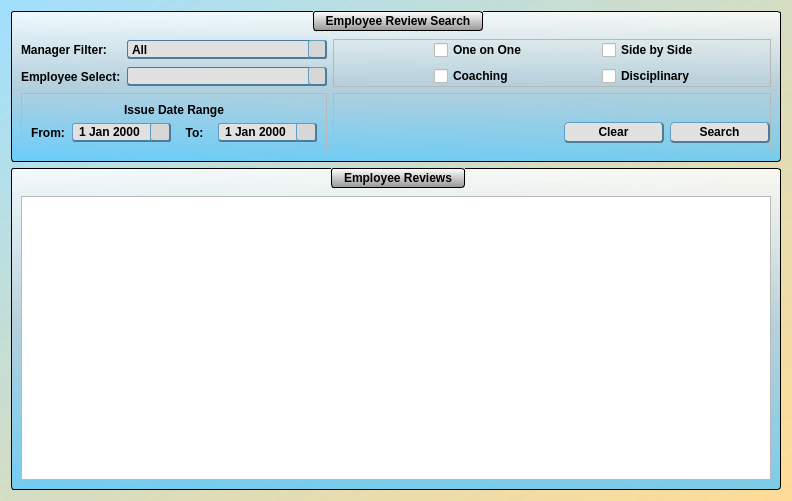
Above: Ui_Files/review_search.ui from jakesb27/Manager_KPI_Tracker before the change. Below: the same form after it.
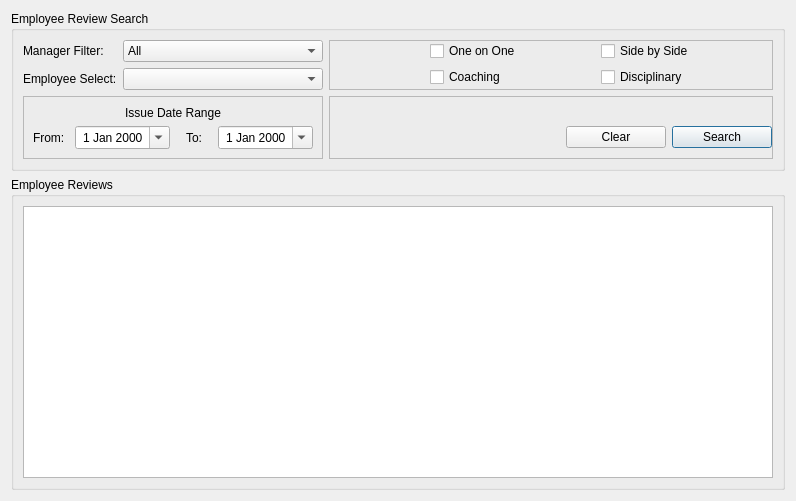
That is the form after the change. Icons and pictures are not drawn.

Commit message: added email distribution lists and changed set style functions.

```diff
--- a/Ui_Files/review_search.ui
+++ b/Ui_Files/review_search.ui
@@ -17,212 +17,6 @@
    <iconset resource="../main_images.qrc">
     <normaloff>:/logos/Images/Meduit_logo.ico</normaloff>:/logos/Images/Meduit_logo.ico</iconset>
   </property>
-  <property name="styleSheet">
-   <string notr="true">QMainWindow{
-	background-color: qlineargradient(spread:pad, x1:1, y1:1, x2:0, y2:0.011, stop:0 rgba(255, 218, 144, 200), stop:1 rgba(129, 213, 255, 126));
-}
-QDialog{
-	background-color: qlineargradient(spread:pad, x1:1, y1:1, x2:0, y2:0.011, stop:0 rgba(255, 218, 144, 200), stop:1 rgba(129, 213, 255, 126));
-}
-QWidget{
-	font: 11pt &quot;Corbel&quot;;
-	font-weight: bold;
-}
-QPlainTextEdit{
-	border: 1px solid black;
-	font: 10pt &quot;MS Shell Dlg 2&quot;;
-}
-QDateEdit{
-	background-color: rgb(223, 223, 223);
-	border: 1px solid rgb(95, 158, 195);
-	font: 10pt &quot;MS Shell Dlg 2&quot;;
-	border-bottom: 2px solid rgb(75, 124, 154);
-	border-top: 1px solid rgb(95, 158, 195);
-	border-right: 2px solid rgb(75, 124, 154);
-	border-left: 1px solid rgb(95, 158, 195);
-	border-radius: 3px;
-	padding-left: 3px;
-	padding-right: 3px;
-	background-color: rgb(225, 225, 225);
-}
-QDateEdit::drop-down{
-	background-color: rgb(215, 215, 215);
-	border-bottom: 2px solid rgb(75, 124, 154);
-	border-top: 1px solid rgb(95, 158, 195);
-	border-right: 2px solid rgb(75, 124, 154);
-	border-left: 1px solid rgb(95, 158, 195);
-	border-radius: 3px;
-	subcontrol-origin: margin;
-	width: 18px;
-}
-QDateEdit::down-arrow{
-	image: url(:/arrows/Images/arrow-dwn.png);
-	width: 14 px;
-	height:14 px;
-}
-QGroupBox{
-	background-color: qlineargradient(spread:pad, x1:0.5, y1:0, x2:0.5, y2:1, stop:0 rgba(255, 255, 255, 209), stop:0.485876 rgba(181, 207, 220, 239), stop:1 rgba(85, 199, 255, 196));
-	border: 1px solid black;
-	border-radius: 3px;
-	margin-top: 1ex;
-	padding-top: 18;
-	font: 11pt &quot;Corbel&quot;;
-	font-weight: bold;
-}
-QGroupBox::title{
-	background-color: qlineargradient(spread:pad, x1:0.50035, y1:1, x2:0.5, y2:0, stop:0 rgba(151, 151, 151, 255), stop:1 rgba(255, 255, 255, 255));
-	border: 1px solid black;
-	border-radius: 3px;
-	padding: 2 10px;
-	subcontrol-origin: margin;
-	subcontrol-position: top;
-	font: 11pt &quot;Corbel&quot;;
-	font-weight: bold;
-}
-QLineEdit{
-	border: 1px solid rgb(95, 158, 195);
-	font: 10pt &quot;MS Shell Dlg 2&quot;;
-}
-QLineEdit[readOnly=&quot;true&quot;]{
-	background-color: rgb(200, 200, 200);
-	border: 1px solid rgb(95, 158, 195);
-	font: 10pt &quot;MS Shell Dlg 2&quot;;
-}
-QTextEdit{
-	font: 12pt &quot;Corbel&quot;;
-}
-QStatusBar{
-	font: 10pt &quot;MS Shell Dlg 2&quot;;
-}
-QPushButton{
-	border-bottom: 2px solid rgb(75, 124, 154);
-	border-top: 1px solid rgb(95, 158, 195);
-	border-right: 2px solid rgb(75, 124, 154);
-	border-left: 1px solid rgb(95, 158, 195);
-	border-radius: 4px;
-	padding: 2px;
-	padding-left: 13px;
-	padding-right: 13px;
-	background-color: rgb(225, 225, 225);
-	font: 11pt &quot;Corbel&quot;;
-	font-weight: bold;
-}
-QPushButton::hover{
-	border-bottom: 2px solid rgb(75, 124, 154);
-	border-top: 1px solid rgb(95, 158, 195);
-	border-right: 2px solid rgb(75, 124, 154);
-	border-left: 1px solid rgb(95, 158, 195);
-	border-radius: 4px;
-	padding: 2px;
-	padding-left: 13px;
-	padding-right: 13px;
-	background-color: rgb(215, 215, 215);
-	font: 11pt &quot;Corbel&quot;;
-	font-weight: bold;
-}
-QPushButton::pressed{
-	border-bottom: 1px solid rgb(75, 124, 154);
-	border-top: 2px solid rgb(95, 158, 195);
-	border-right: 1px solid rgb(75, 124, 154);
-	border-left: 2px solid rgb(95, 158, 195);
-	border-radius: 4px;
-	padding: 2px;
-	padding-left: 10px;
-	padding-right: 10px;
-	width: 80px;
-	background-color: rgb(225, 225, 225);
-	font: 11pt &quot;Corbel&quot;;
-	font-weight: bold;
-}
-QComboBox{
-	border-bottom: 2px solid rgb(75, 124, 154);
-	border-top: 1px solid rgb(75, 124, 154);
-	border-right: 1px solid rgb(75, 124, 154);
-	border-left: 1px solid rgb(75, 124, 154);
-	border-radius: 3px;
-	background-color: rgb(225, 225, 225);
-}
-QComboBox::drop-down{
-	background-color: rgb(215, 215, 215);
-	border-bottom: 2px solid rgb(75, 124, 154);
-	border-top: 1px solid rgb(95, 158, 195);
-	border-right: 2px solid rgb(75, 124, 154);
-	border-left: 1px solid rgb(95, 158, 195);
-	border-radius: 3px;
-	subcontrol-origin: margin;
-	width: 16px;
-}
-QComboBox::drop-down::hover{
-	background-color: rgb(205, 205, 205);
-	border-bottom: 2px solid rgb(75, 124, 154);
-	border-top: 1px solid rgb(95, 158, 195);
-	border-right: 2px solid rgb(75, 124, 154);
-	border-left: 1px solid rgb(95, 158, 195);
-	border-radius: 3px;
-	subcontrol-origin: margin;
-	width: 16px;
-}
-QComboBox::drop-down::pressed{
-	background-color: rgb(215, 215, 215);
-	border-bottom: 1px solid rgb(75, 124, 154);
-	border-top: 2px solid rgb(95, 158, 195);
-	border-right: 1px solid rgb(75, 124, 154);
-	border-left: 2px solid rgb(95, 158, 195);
-	border-radius: 3px;
-	subcontrol-origin: margin;
-	width: 16px;
-}
-QComboBox::down-arrow{
-	image: url(:/arrows/Images/arrow-dwn.png);
-	width: 14 px;
-	height:14 px;
-}
-QCalendarWidget QWidget#qt_calendar_navigationbar{
-	background-color: qlineargradient(spread:pad, x1:0.50035, y1:1, x2:0.5, y2:0, stop:0 rgba(151, 151, 151, 255), stop:1 rgba(255, 255, 255, 255));
-	border-top: 1px solid black;
-	border-left: 1px solid black;
-	border-right: 1px solid black;
-	border-top-left-radius: 3px;
-	border-top-right-radius: 3px;
-	font: 11pt &quot;Corbel&quot;;
-	font-weight: bold;
-}
-QCalendarWidget QToolButton{
-	color: rgb(0, 0, 0);
-  	icon-size: 20px, 20px;
-}
-QCalendarWidget QWidget#qt_calendar_prevmonth{
-	qproperty-icon: url(:/arrows/Images/arrow-left.png);
-}
-
-QCalendarWidget QWidget#qt_calendar_nextmonth{
-	qproperty-icon: url(:/arrows/Images/arrow-right.png);
-}
-QCalendarWidget QSpinBox{ 
-	font: 11pt &quot;Corbel&quot;;
-	font-weight: bold;
-}
-QCalendarWidget QMenu{
-	font: 11pt &quot;Corbel&quot;;
-	font-weight: bold;
-}
-QCalendarWidget QWidget{
-	alternate-background-color: rgb(234, 234, 234);
-}
-QCalendarWidget QAbstractItemView:enabled{
-	font: 12pt &quot;Corbel&quot;;
-	font-weight: bold;
-	background-color: rgb(214, 214, 214);
-  	selection-background-color: rgb(64, 64, 64);
-	selection-color: rgb(255, 255, 255);
-	border: 1px solid black;
-	border-bottom-left-radius: 3px;
-	border-bottom-right-radius: 3px;
-}
-QCalendarWidget QAbstractItemView:disabled{
-	color: rgb(64, 64, 64); 
-}</string>
-  </property>
   <layout class="QGridLayout" name="gridLayout_2">
    <item row="0" column="1">
     <widget class="QGroupBox" name="groupBox_2">
```
The commit also changes 20 other files.
